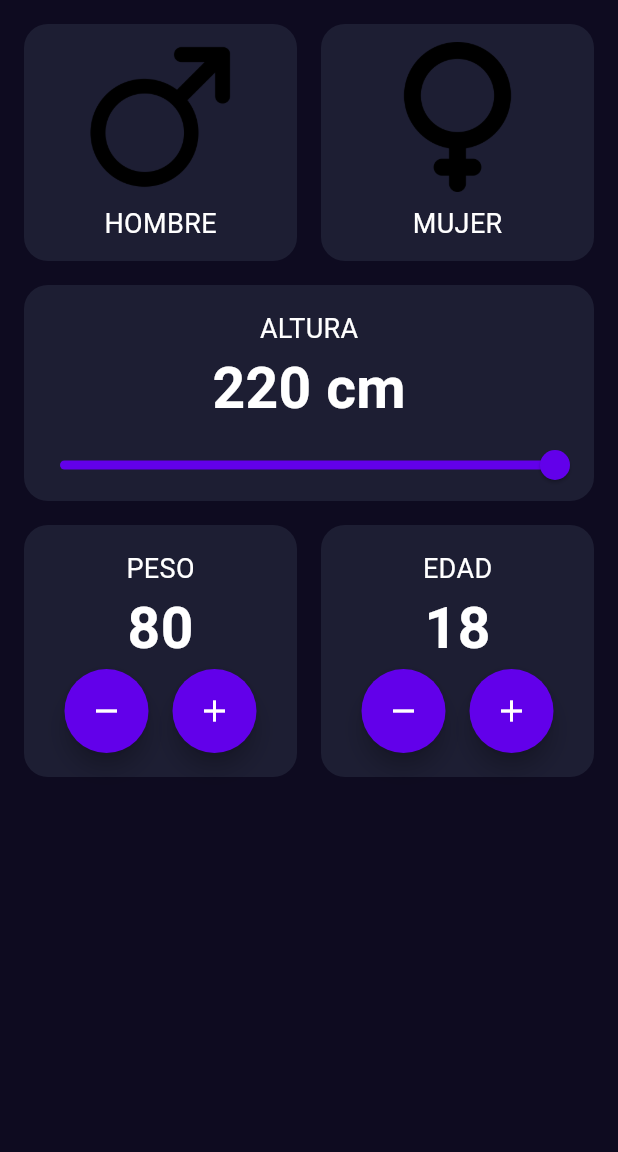
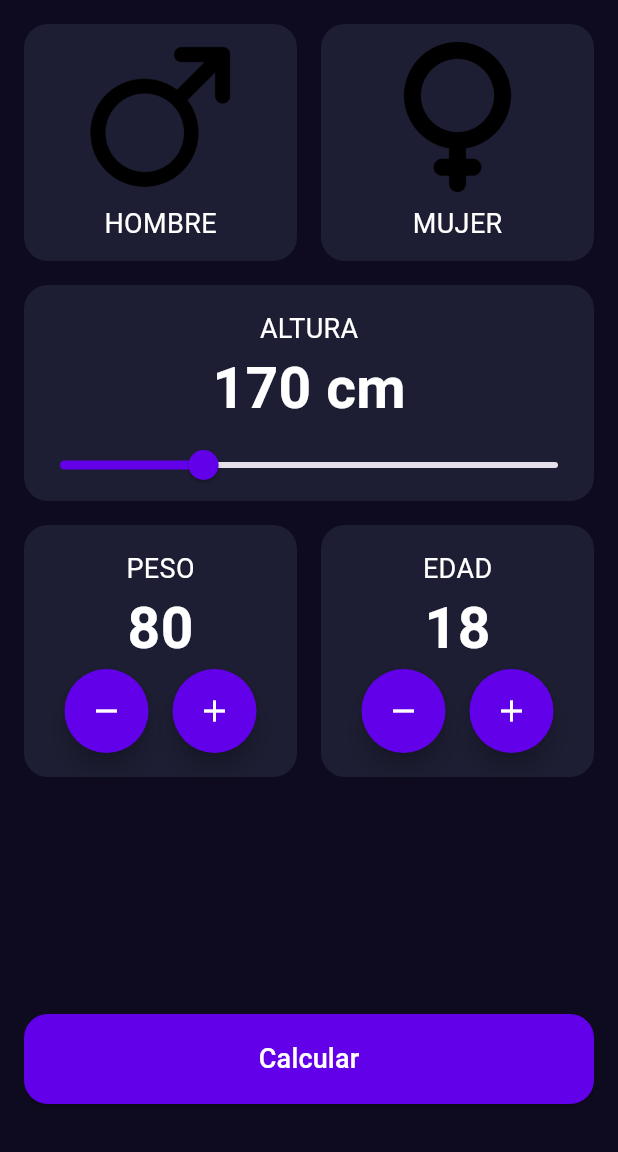
Before and after one commit to Axzyz/imc_calculator, a Flutter app: the screen it shows after launch, on a phone screen of 412 x 824 dp, the part 84-1236 px from its top. Run offline on Flutter 3.47's test engine with Material 3 defaults, Android fonts, the phone set to English and light mode, and no system bars.

Commit message:
Boton calcular y height_selector
Se agrega el boton y se modifica el height_selector para recibir altura

```diff
--- a/lib/components/height_selector.dart
+++ b/lib/components/height_selector.dart
@@ -3,15 +3,19 @@ import 'package:imc_calculator/core/app_colors.dart';
 import 'package:imc_calculator/core/text_styles.dart';
 
 class HeightSelector extends StatefulWidget {
-  const HeightSelector({super.key});
+  final double height;
+  final Function(double) onChanged;
+  const HeightSelector({
+    super.key,
+    required this.height,
+    required this.onChanged,
+  });
 
   @override
   State<HeightSelector> createState() => _HeightSelectorState();
 }
 
 class _HeightSelectorState extends State<HeightSelector> {
-  double height = 220;
-
   @override
   Widget build(BuildContext context) {
     return Padding(
@@ -26,15 +30,13 @@ class _HeightSelectorState extends State<HeightSelector> {
             SizedBox(height: 16.0),
             Text('Altura'.toUpperCase(), style: TextStyles.bodyText),
             Text(
-              '${height.toStringAsFixed(0)} cm',
+              '${widget.height.toStringAsFixed(0)} cm',
               style: TextStyles.componentText,
             ),
             Slider(
-              value: height,
+              value: widget.height,
               onChanged: (newHeight) {
-                setState(() {
-                  height = newHeight;
-                });
+                widget.onChanged(newHeight);
               },
               min: 150,
               max: 220,
--- a/lib/components/number_selector.dart
+++ b/lib/components/number_selector.dart
@@ -8,7 +8,13 @@ class NumberSelector extends StatefulWidget {
   final Function() onDecrement;
   final Function() onIncrement;
 
-  const NumberSelector({super.key, required this.title, required this.value, required this.onDecrement, required this.onIncrement});
+  const NumberSelector({
+    super.key,
+    required this.title,
+    required this.value,
+    required this.onDecrement,
+    required this.onIncrement,
+  });
 
   @override
   State<NumberSelector> createState() => _NumberSelectorState();
--- a/lib/screens/imc_home_screen.dart
+++ b/lib/screens/imc_home_screen.dart
@@ -2,6 +2,8 @@ import 'package:flutter/material.dart';
 import 'package:imc_calculator/components/gender_selector.dart';
 import 'package:imc_calculator/components/height_selector.dart';
 import 'package:imc_calculator/components/number_selector.dart';
+import 'package:imc_calculator/core/app_colors.dart';
+import 'package:imc_calculator/core/text_styles.dart';
 
 class ImcHomeScreen extends StatefulWidget {
   const ImcHomeScreen({super.key});
@@ -11,15 +13,23 @@ class ImcHomeScreen extends StatefulWidget {
 }
 
 class _ImcHomeScreenState extends State<ImcHomeScreen> {
+  double selectedHeight = 170;
+  int selectedWeight = 80;
   int selectedAge = 18;
-  int selectedWeight = 80;
 
   @override
   Widget build(BuildContext context) {
     return Column(
       children: [
         GenderSelector(),
-        HeightSelector(),
+        HeightSelector(
+          height: selectedHeight,
+          onChanged: (newHeight) {
+            setState(() {
+              selectedHeight = newHeight;
+            });
+          },
+        ),
         Padding(
           padding: const EdgeInsets.all(16.0),
           child: Row(
@@ -64,6 +74,31 @@ class _ImcHomeScreenState extends State<ImcHomeScreen> {
             ],
           ),
         ),
+        Spacer(),
+        Padding(
+          padding: const EdgeInsets.only(
+            left: 16.0,
+            top: 16.0,
+            right: 16.0,
+            bottom: 32.0,
+          ),
+          child: SizedBox(
+            height: 60.0,
+            width: double.infinity,
+            child: ElevatedButton(
+              onPressed: () {},
+              style: ButtonStyle(
+                shape: WidgetStateProperty.all(
+                  RoundedRectangleBorder(
+                    borderRadius: BorderRadius.circular(16.0),
+                  ),
+                ),
+                backgroundColor: WidgetStateProperty.all(AppColors.primary),
+              ),
+              child: Text('Calcular', style: TextStyles.bodyText),
+            ),
+          ),
+        ),
       ],
     );
   }
```
